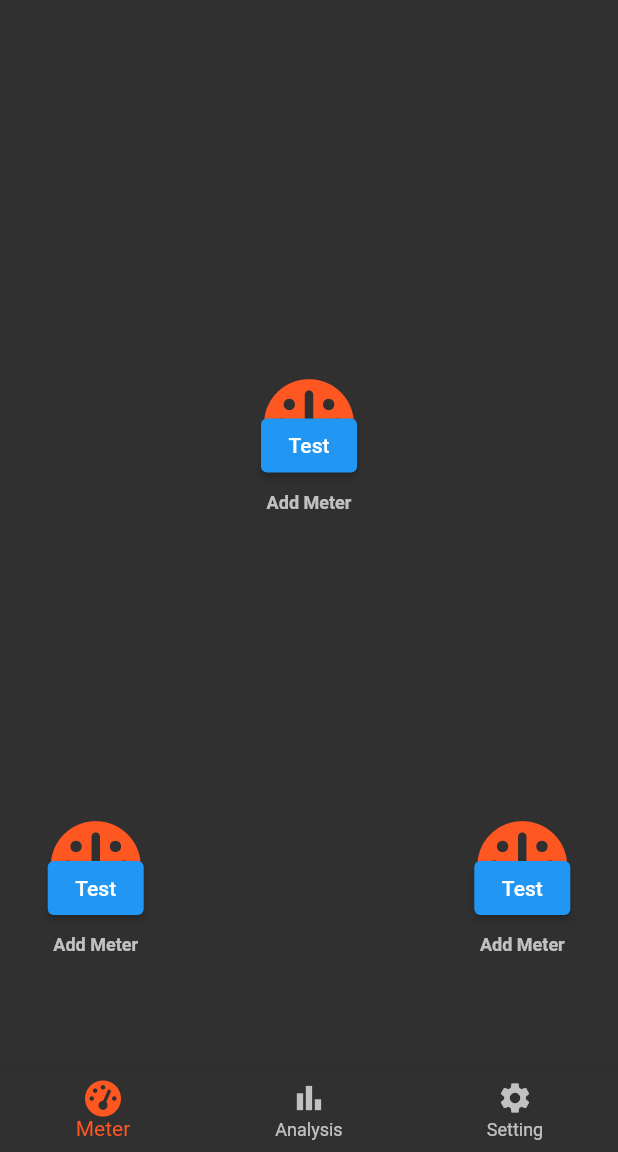
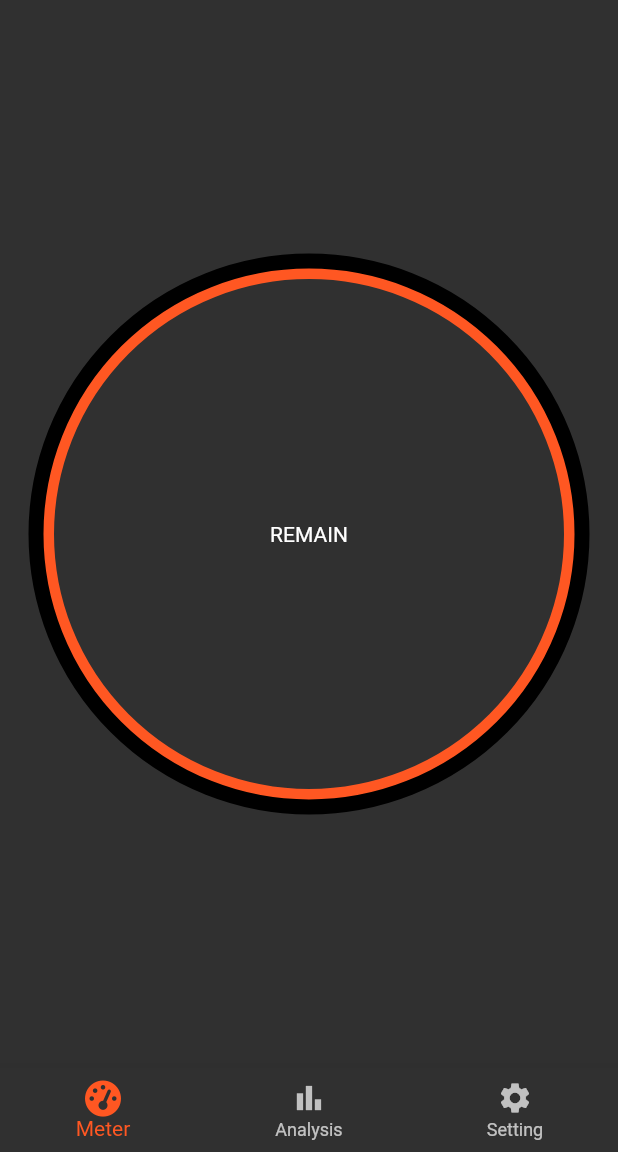
Before and after one commit to kolbe-ryo/budget_scouter, a Flutter app: the screen it shows after launch, on a phone screen of 412 x 824 dp, the part 84-1236 px from its top. Run offline on Flutter 3.47's test engine with Material 2 defaults, Android fonts, the phone set to English and light mode, and no system bars; drawn by our look-alikes of pie_chart; our stand-ins replace flutter_riverpod, font_awesome_flutter, freezed_annotation, shared_preferences; generated files the repository leaves out were written again.

```diff
--- a/lib/model/money_meter_model.dart
+++ b/lib/model/money_meter_model.dart
@@ -13,8 +13,6 @@ class MoneyMeterModel with _$MoneyMeterModel {
 
   const factory MoneyMeterModel({
     @Default(false) bool hasdata,
-    @Default(0) int index,
-    @Default(false) bool isCenterContent,
     @Default(0) int initBalance,
     @Default(0) int balance,
     @Default(0) int remainDays,
--- a/lib/view/money_meter/money_meter.dart
+++ b/lib/view/money_meter/money_meter.dart
@@ -16,26 +16,19 @@ class MoneyMeter extends MoneyMeterAbstract {
 
   @override
   Widget? innerTextWidget() {
-    if (moneyMeterModel.hasdata) {
-      return moneyMeterModel.isCenterContent ? Text('REMAIN') : Text('56%');
+    if (!moneyMeterModel.hasdata) {
+      return const Text('REMAIN');
     }
     return null;
   }
 
   @override
   List<Widget> meterWidgets() {
-    if (moneyMeterModel.hasdata) {
-      return moneyMeterModel.isCenterContent
-          // LargeMeter in center
-          ? [
-              const MeterWidget(inOutCircle: MeterInOutEnum.outer, meterRadius: MeterRadiusEnum.largeInner),
-              const MeterWidget(inOutCircle: MeterInOutEnum.inner, meterRadius: MeterRadiusEnum.largeOuter),
-            ]
-          // SmallMeter in edge
-          : [
-              const MeterWidget(inOutCircle: MeterInOutEnum.outer, meterRadius: MeterRadiusEnum.smallInner),
-              const MeterWidget(inOutCircle: MeterInOutEnum.inner, meterRadius: MeterRadiusEnum.smallOuter),
-            ];
+    if (!moneyMeterModel.hasdata) {
+      return [
+        const MeterWidget(inOutCircle: MeterInOutEnum.outer, meterRadius: MeterRadiusEnum.largeInner),
+        const MeterWidget(inOutCircle: MeterInOutEnum.inner, meterRadius: MeterRadiusEnum.largeOuter),
+      ];
     }
     return const [MoneyMeterAdditionalWidget()];
   }
--- a/lib/view/money_meter/money_meter_abstract.dart
+++ b/lib/view/money_meter/money_meter_abstract.dart
@@ -18,9 +18,6 @@ abstract class MoneyMeterAbstract extends ConsumerWidget {
       children: [
         ...(meterWidgets().map((widget) => widget)),
         innerTextWidget() ?? const SizedBox.shrink(),
-        ElevatedButton(
-            onPressed: () => Navigator.of(context).push(MaterialPageRoute(builder: ((context) => const SettingPage()))),
-            child: Text('Test')),
       ],
     );
   }
--- a/lib/view/page/money_meter_page.dart
+++ b/lib/view/page/money_meter_page.dart
@@ -5,7 +5,6 @@ import 'package:flutter/material.dart';
 import 'package:flutter_riverpod/flutter_riverpod.dart';
 
 // Project imports:
-import '../../constant/alignment_position.dart';
 import '../../model/money_meter_model.dart';
 import '../money_meter/money_meter.dart';
 import '../view_model/money_meter_page_view_model.dart';
@@ -24,15 +23,7 @@ class MoneyMeterPage extends ConsumerWidget {
         builder: (context, asyncValue) {
           if (asyncValue.hasData) {
             return Scaffold(
-              body: Stack(
-                children: [
-                  for (int index = 0; index < 3; index++)
-                    Align(
-                      alignment: kAlignmentPosition.elementAt(index),
-                      child: MoneyMeter(ref.watch(moneyMeterModelListProvider)),
-                    ),
-                ],
-              ),
+              body: Center(child: MoneyMeter(ref.watch(moneyMeterModelListProvider))),
             );
           }
           return const SizedBox.shrink();
```
Also changed, not shown: lib/model/money_meter_model.freezed.dart, lib/model/money_meter_model.g.dart.
